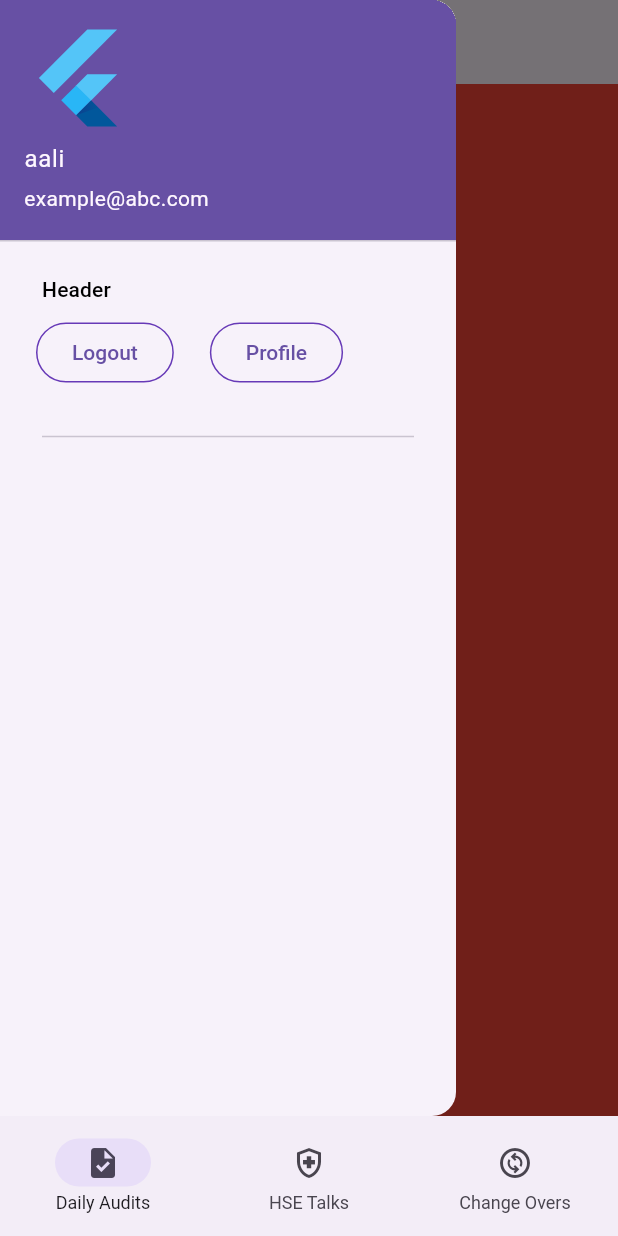
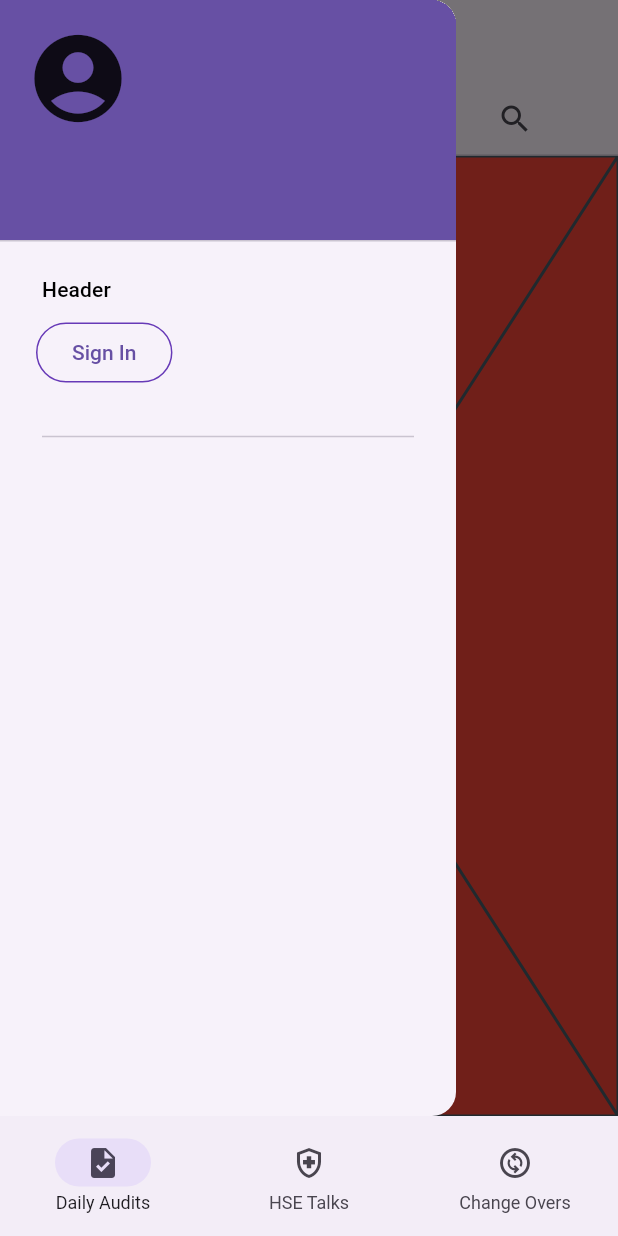
Before and after one commit to ashiqaliaslam/plant-ops-tracker, a Flutter app: the screen it shows after launch, with the side drawer open, on a phone screen of 412 x 824 dp. Run offline on Flutter 3.47's test engine with Material 2 defaults, Android fonts, the phone set to English and light mode, and no system bars; our stand-ins replace cloud_firestore, firebase_auth, firebase_core, go_router, google_fonts, hooks_riverpod; missing offline and left inert: firebase_ui_auth; accounts and stored records are empty.

Commit message:
login logout working

```diff
--- a/lib/app.dart
+++ b/lib/app.dart
@@ -7,7 +7,7 @@ import 'package:plant_ops_tracker/views/tabs/audit_list_view.dart';
 import 'package:plant_ops_tracker/views/tabs/changeover_list_view.dart';
 import 'package:plant_ops_tracker/views/tabs/talk_list_view.dart';
 
-import 'views/profile_view.dart';
+import 'views/user/profile_view.dart';
 import 'views/login/login_view.dart';
 
 class App extends StatelessWidget {
--- a/lib/state/auth/app_state.dart
+++ b/lib/state/auth/app_state.dart
@@ -1,164 +1,164 @@
-// Copyright 2022 The Flutter Authors. All rights reserved.
-// Use of this source code is governed by a BSD-style license that can be
-// found in the LICENSE file.
+// // Copyright 2022 The Flutter Authors. All rights reserved.
+// // Use of this source code is governed by a BSD-style license that can be
+// // found in the LICENSE file.
 
-import 'dart:async';
+// import 'dart:async';
 
-import 'package:firebase_auth/firebase_auth.dart'
-    hide EmailAuthProvider, PhoneAuthProvider;
-import 'package:flutter/material.dart';
-import 'package:hooks_riverpod/hooks_riverpod.dart';
+// import 'package:firebase_auth/firebase_auth.dart'
+//     hide EmailAuthProvider, PhoneAuthProvider;
+// import 'package:flutter/material.dart';
+// import 'package:hooks_riverpod/hooks_riverpod.dart';
 
-final appStateProvider =
-    ChangeNotifierProvider<ApplicationState>((ref) => ApplicationState());
+// final appStateProvider =
+//     ChangeNotifierProvider<ApplicationState>((ref) => ApplicationState());
 
-class ApplicationState extends ChangeNotifier {
-  // ApplicationState() {
-  //   // init();
-  // }
+// class ApplicationState extends ChangeNotifier {
+//   // ApplicationState() {
+//   //   // init();
+//   // }
 
-  final bool _loggedIn = false;
+//   final bool _loggedIn = false;
 
-  bool get loggedIn => _loggedIn;
+//   bool get loggedIn => _loggedIn;
 
-  final bool _emailVerified = false;
+//   final bool _emailVerified = false;
 
-  bool get emailVerified => _emailVerified;
+//   bool get emailVerified => _emailVerified;
 
-  // StreamSubscription<QuerySnapshot>? _guestBookSubscription;
-  // List<GuestBookMessage> _guestBookMessages = [];
+//   // StreamSubscription<QuerySnapshot>? _guestBookSubscription;
+//   // List<GuestBookMessage> _guestBookMessages = [];
 
-  // List<GuestBookMessage> get guestBookMessages => _guestBookMessages;
+//   // List<GuestBookMessage> get guestBookMessages => _guestBookMessages;
 
-  // int _attendees = 0;
+//   // int _attendees = 0;
 
-  // int get attendees => _attendees;
+//   // int get attendees => _attendees;
 
-  // static Map<String, dynamic> defaultValues = <String, dynamic>{
-  //   'event_date': 'October 18, 2022',
-  //   'enable_free_swag': false,
-  //   'call_to_action': 'Join us for a day full of Firebase Workshops and Pizza!',
-  // };
+//   // static Map<String, dynamic> defaultValues = <String, dynamic>{
+//   //   'event_date': 'October 18, 2022',
+//   //   'enable_free_swag': false,
+//   //   'call_to_action': 'Join us for a day full of Firebase Workshops and Pizza!',
+//   // };
 
-  // ignoring lints on these fields since we are modifying them in a different
-  // part of the codelab
-  // ignore: prefer_final_fields
-  // bool _enableFreeSwag = defaultValues['enable_free_swag'] as bool;
+//   // ignoring lints on these fields since we are modifying them in a different
+//   // part of the codelab
+//   // ignore: prefer_final_fields
+//   // bool _enableFreeSwag = defaultValues['enable_free_swag'] as bool;
 
-  // bool get enableFreeSwag => _enableFreeSwag;
+//   // bool get enableFreeSwag => _enableFreeSwag;
 
-  // // ignore: prefer_final_fields
-  // String _eventDate = defaultValues['event_date'] as String;
+//   // // ignore: prefer_final_fields
+//   // String _eventDate = defaultValues['event_date'] as String;
 
-  // String get eventDate => _eventDate;
+//   // String get eventDate => _eventDate;
 
-  // // ignore: prefer_final_fields
-  // String _callToAction = defaultValues['call_to_action'] as String;
+//   // // ignore: prefer_final_fields
+//   // String _callToAction = defaultValues['call_to_action'] as String;
 
-  // String get callToAction => _callToAction;
+//   // String get callToAction => _callToAction;
 
-  // Attending _attending = Attending.unknown;
-  // StreamSubscription<DocumentSnapshot>? _attendingSubscription;
+//   // Attending _attending = Attending.unknown;
+//   // StreamSubscription<DocumentSnapshot>? _attendingSubscription;
 
-  // Attending get attending => _attending;
+//   // Attending get attending => _attending;
 
-  // set attending(Attending attending) {
-  //   final userDoc = FirebaseFirestore.instance
-  //       .collection('attendees')
-  //       .doc(FirebaseAuth.instance.currentUser!.uid);
-  //   if (attending == Attending.yes) {
-  //     userDoc.set(<String, dynamic>{'attending': true});
-  //   } else {
-  //     userDoc.set(<String, dynamic>{'attending': false});
-  //   }
-  // }
+//   // set attending(Attending attending) {
+//   //   final userDoc = FirebaseFirestore.instance
+//   //       .collection('attendees')
+//   //       .doc(FirebaseAuth.instance.currentUser!.uid);
+//   //   if (attending == Attending.yes) {
+//   //     userDoc.set(<String, dynamic>{'attending': true});
+//   //   } else {
+//   //     userDoc.set(<String, dynamic>{'attending': false});
+//   //   }
+//   // }
 
-  // Future<void> init() async {
-  //   await Firebase.initializeApp(
-  //       options: DefaultFirebaseOptions.currentPlatform);
+//   // Future<void> init() async {
+//   //   await Firebase.initializeApp(
+//   //       options: DefaultFirebaseOptions.currentPlatform);
 
-  //   FirebaseUIAuth.configureProviders([
-  //     EmailAuthProvider(),
-  //   ]);
+//   //   FirebaseUIAuth.configureProviders([
+//   //     EmailAuthProvider(),
+//   //   ]);
 
-  //   FirebaseFirestore.instance
-  //       .collection('attendees')
-  //       .where('attending', isEqualTo: true)
-  //       .snapshots()
-  //       .listen((snapshot) {
-  //     _attendees = snapshot.docs.length;
-  //     notifyListeners();
-  //   });
+//   //   FirebaseFirestore.instance
+//   //       .collection('attendees')
+//   //       .where('attending', isEqualTo: true)
+//   //       .snapshots()
+//   //       .listen((snapshot) {
+//   //     _attendees = snapshot.docs.length;
+//   //     notifyListeners();
+//   //   });
 
-  //   FirebaseAuth.instance.userChanges().listen((user) {
-  //     if (user != null) {
-  //       _loggedIn = true;
-  //       _emailVerified = user.emailVerified;
-  //       _guestBookSubscription = FirebaseFirestore.instance
-  //           .collection('guestbook')
-  //           .orderBy('timestamp', descending: true)
-  //           .snapshots()
-  //           .listen((snapshot) {
-  //         _guestBookMessages = [];
-  //         for (final document in snapshot.docs) {
-  //           _guestBookMessages.add(
-  //             GuestBookMessage(
-  //               name: document.data()['name'] as String,
-  //               message: document.data()['text'] as String,
-  //             ),
-  //           );
-  //         }
-  //         notifyListeners();
-  //       });
-  //       _attendingSubscription = FirebaseFirestore.instance
-  //           .collection('attendees')
-  //           .doc(user.uid)
-  //           .snapshots()
-  //           .listen((snapshot) {
-  //         if (snapshot.data() != null) {
-  //           if (snapshot.data()!['attending'] as bool) {
-  //             _attending = Attending.yes;
-  //           } else {
-  //             _attending = Attending.no;
-  //           }
-  //         } else {
-  //           _attending = Attending.unknown;
-  //         }
-  //         notifyListeners();
-  //       });
-  //     } else {
-  //       _loggedIn = false;
-  //       _emailVerified = false;
-  //       _guestBookMessages = [];
-  //       _guestBookSubscription?.cancel();
-  //       _attendingSubscription?.cancel();
-  //     }
-  //     notifyListeners();
-  //   });
-  // }
+//   //   FirebaseAuth.instance.userChanges().listen((user) {
+//   //     if (user != null) {
+//   //       _loggedIn = true;
+//   //       _emailVerified = user.emailVerified;
+//   //       _guestBookSubscription = FirebaseFirestore.instance
+//   //           .collection('guestbook')
+//   //           .orderBy('timestamp', descending: true)
+//   //           .snapshots()
+//   //           .listen((snapshot) {
+//   //         _guestBookMessages = [];
+//   //         for (final document in snapshot.docs) {
+//   //           _guestBookMessages.add(
+//   //             GuestBookMessage(
+//   //               name: document.data()['name'] as String,
+//   //               message: document.data()['text'] as String,
+//   //             ),
+//   //           );
+//   //         }
+//   //         notifyListeners();
+//   //       });
+//   //       _attendingSubscription = FirebaseFirestore.instance
+//   //           .collection('attendees')
+//   //           .doc(user.uid)
+//   //           .snapshots()
+//   //           .listen((snapshot) {
+//   //         if (snapshot.data() != null) {
+//   //           if (snapshot.data()!['attending'] as bool) {
+//   //             _attending = Attending.yes;
+//   //           } else {
+//   //             _attending = Attending.no;
+//   //           }
+//   //         } else {
+//   //           _attending = Attending.unknown;
+//   //         }
+//   //         notifyListeners();
+//   //       });
+//   //     } else {
+//   //       _loggedIn = false;
+//   //       _emailVerified = false;
+//   //       _guestBookMessages = [];
+//   //       _guestBookSubscription?.cancel();
+//   //       _attendingSubscription?.cancel();
+//   //     }
+//   //     notifyListeners();
+//   //   });
+//   // }
 
-  Future<void> refreshLoggedInUser() async {
-    final currentUser = FirebaseAuth.instance.currentUser;
+//   Future<void> refreshLoggedInUser() async {
+//     final currentUser = FirebaseAuth.instance.currentUser;
 
-    if (currentUser == null) {
-      return;
-    }
+//     if (currentUser == null) {
+//       return;
+//     }
 
-    await currentUser.reload();
-  }
+//     await currentUser.reload();
+//   }
 
-  // Future<DocumentReference> addMessageToGuestBook(String message) {
-  //   if (!_loggedIn) {
-  //     throw Exception('Must be logged in');
-  //   }
+//   // Future<DocumentReference> addMessageToGuestBook(String message) {
+//   //   if (!_loggedIn) {
+//   //     throw Exception('Must be logged in');
+//   //   }
 
-  //   return FirebaseFirestore.instance
-  //       .collection('guestbook')
-  //       .add(<String, dynamic>{
-  //     'text': message,
-  //     'timestamp': DateTime.now().millisecondsSinceEpoch,
-  //     'name': FirebaseAuth.instance.currentUser!.displayName,
-  //     'userId': FirebaseAuth.instance.currentUser!.uid,
-  //   });
-  // }
-}
+//   //   return FirebaseFirestore.instance
+//   //       .collection('guestbook')
+//   //       .add(<String, dynamic>{
+//   //     'text': message,
+//   //     'timestamp': DateTime.now().millisecondsSinceEpoch,
+//   //     'name': FirebaseAuth.instance.currentUser!.displayName,
+//   //     'userId': FirebaseAuth.instance.currentUser!.uid,
+//   //   });
+//   // }
+// }
--- a/lib/state/auth/auth_function.dart
+++ /dev/null
@@ -1,53 +0,0 @@
-import 'package:flutter/material.dart';
-import 'package:go_router/go_router.dart';
-import 'package:plant_ops_tracker/views/widgets/styled_button.dart';
-
-class AuthFunc extends StatelessWidget {
-  const AuthFunc({
-    super.key,
-    required this.loggedIn,
-    required this.signOut,
-    this.enableFreeSwag = false,
-  });
-
-  final bool loggedIn;
-  final void Function() signOut;
-  final bool enableFreeSwag;
-
-  @override
-  Widget build(BuildContext context) {
-    return Row(
-      children: [
-        Padding(
-          padding: const EdgeInsets.only(left: 24, bottom: 8),
-          child: StyledButton(
-              onPressed: () {
-                !loggedIn ? context.push('/sign-in') : signOut();
-              },
-              child: !loggedIn ? const Text('Sign In') : const Text('Logout')),
-        ),
-        Visibility(
-            visible: loggedIn,
-            child: Padding(
-              padding: const EdgeInsets.only(left: 24, bottom: 8),
-              child: StyledButton(
-                  onPressed: () {
-                    context.push('/profile');
-                  },
-                  child: const Text('Profile')),
-            )),
-        // Visibility(
-        //   visible: enableFreeSwag,
-        //   child: Padding(
-        //     padding: const EdgeInsets.only(left: 24, bottom: 8),
-        //     child: StyledButton(
-        //         onPressed: () {
-        //           throw Exception('free swag unimplemented');
-        //         },
-        //         child: const Text('Free swag!')),
-        //   ),
-        // ),
-      ],
-    );
-  }
-}
--- /dev/null
+++ b/lib/state/auth/buttons.dart
@@ -0,0 +1,70 @@
+import 'package:flutter/material.dart';
+import 'package:go_router/go_router.dart';
+import 'package:plant_ops_tracker/views/widgets/styled_button.dart';
+
+class AuthFunc extends StatelessWidget {
+  const AuthFunc({
+    super.key,
+    required this.loggedIn,
+    required this.signOut,
+  });
+
+  final bool loggedIn;
+  final void Function() signOut;
+
+  @override
+  Widget build(BuildContext context) {
+    return Row(
+      children: [
+        LoginLogoutButton(loggedIn: loggedIn, signOut: signOut),
+        ProfileButton(loggedIn: loggedIn),
+      ],
+    );
+  }
+}
+
+class LoginLogoutButton extends StatelessWidget {
+  const LoginLogoutButton({
+    super.key,
+    required this.loggedIn,
+    required this.signOut,
+  });
+
+  final bool loggedIn;
+  final void Function() signOut;
+
+  @override
+  Widget build(BuildContext context) {
+    return Padding(
+      padding: const EdgeInsets.only(left: 24, bottom: 8),
+      child: StyledButton(
+          onPressed: () {
+            !loggedIn ? context.push('/sign-in') : signOut();
+          },
+          child: !loggedIn ? const Text('Sign In') : const Text('Logout')),
+    );
+  }
+}
+
+class ProfileButton extends StatelessWidget {
+  const ProfileButton({
+    super.key,
+    required this.loggedIn,
+  });
+
+  final bool loggedIn;
+
+  @override
+  Widget build(BuildContext context) {
+    return Visibility(
+        visible: loggedIn,
+        child: Padding(
+          padding: const EdgeInsets.only(left: 24, bottom: 8),
+          child: StyledButton(
+              onPressed: () {
+                context.push('/profile');
+              },
+              child: const Text('Profile')),
+        ));
+  }
+}
--- a/lib/state/auth/notifiers/app_state.dart
+++ b/lib/state/auth/notifiers/app_state.dart
@@ -1,34 +1,104 @@
+import 'dart:async';
+
 import 'package:firebase_auth/firebase_auth.dart'
     hide EmailAuthProvider, PhoneAuthProvider;
-import 'package:firebase_core/firebase_core.dart';
 import 'package:firebase_ui_auth/firebase_ui_auth.dart';
-import 'package:flutter/material.dart';
-import 'package:plant_ops_tracker/firebase_options.dart';
+import 'package:hooks_riverpod/hooks_riverpod.dart';
 
-class ApplicationState extends ChangeNotifier {
-  ApplicationState() {
+final applicationStateProvider =
+    StateNotifierProvider<ApplicationState, ApplicationStateData>(
+        (ref) => ApplicationState());
+
+class ApplicationStateData {
+  final bool loggedIn;
+  final bool emailVerified;
+  final String username;
+  final String email;
+  final String photoURL;
+
+  ApplicationStateData(
+      {required this.loggedIn,
+      required this.emailVerified,
+      this.username = '',
+      this.email = '',
+      this.photoURL = ''});
+}
+
+class ApplicationState extends StateNotifier<ApplicationStateData> {
+  ApplicationState()
+      : super(ApplicationStateData(loggedIn: false, emailVerified: false)) {
     init();
   }
 
-  final bool _loggedIn = false;
-  bool get loggedIn => _loggedIn;
+  Future<void> init() async {
+    FirebaseUIAuth.configureProviders([
+      EmailAuthProvider(),
+      // GoogleAuthProvider(),
+    ]);
 
-  final bool _emailVerified = false;
-  bool get emailVerified => _emailVerified;
+    FirebaseAuth.instance.userChanges().listen((user) {
+      if (user != null) {
+        state = ApplicationStateData(
+          loggedIn: true,
+          emailVerified: true,
+          username: user.displayName ?? '',
+          email: user.email ?? '',
+          photoURL: user.photoURL ?? '',
+        );
+      } else {
+        state = ApplicationStateData(
+          loggedIn: false,
+          emailVerified: false,
+        );
+      }
+    });
+  }
 
-  Future<void> init() async {
-    await Firebase.initializeApp(
-        options: DefaultFirebaseOptions.currentPlatform);
+  Future<void> refreshLoggedInUser() async {
+    final currentUser = FirebaseAuth.instance.currentUser;
 
-    FirebaseUIAuth.configureProviders([EmailAuthProvider()]);
+    if (currentUser == null) {
+      return;
+    }
 
-    Future<void> refreshLoggedInUser() async {
-      final currentUser = FirebaseAuth.instance.currentUser;
-
-      if (currentUser == null) {
-        return;
-      }
-      await currentUser.reload();
-    }
+    await currentUser.reload();
   }
 }
+
+// class ApplicationState extends ChangeNotifier {
+//   ApplicationState() {
+//     init();
+//   }
+
+//   bool loggedIn = false;
+
+//   bool emailVerified = false;
+
+//   Future<void> init() async {
+//     FirebaseUIAuth.configureProviders([
+//       EmailAuthProvider(),
+//     ]);
+
+//     FirebaseAuth.instance.userChanges().listen((user) {
+//       if (user != null) {
+//         loggedIn = true;
+//         emailVerified = true;
+//         notifyListeners();
+//       } else {
+//         loggedIn = false;
+//         emailVerified = false;
+//         notifyListeners();
+//       }
+//     });
+//   }
+
+//   Future<void> refreshLoggedInUser() async {
+//     final currentUser = FirebaseAuth.instance.currentUser;
+
+//     if (currentUser == null) {
+//       return;
+//     }
+
+//     await currentUser.reload();
+//   }
+// }
--- a/lib/views/home_page_view.dart
+++ b/lib/views/home_page_view.dart
@@ -1,11 +1,11 @@
 import 'package:firebase_auth/firebase_auth.dart'
     hide EmailAuthProvider, PhoneAuthProvider;
 import 'package:flutter/material.dart';
+import 'package:plant_ops_tracker/state/auth/notifiers/app_state.dart';
 import 'package:plant_ops_tracker/views/widgets/icon_and_detail.dart';
 import 'package:plant_ops_tracker/views/widgets/styled_button.dart';
 import 'package:plant_ops_tracker/state/models/time_notifier.dart';
 
-import '../state/auth/app_state.dart';
 import 'login/logged_in_view.dart';
 import 'package:hooks_riverpod/hooks_riverpod.dart';
 
@@ -14,7 +14,7 @@ class HomePageView extends ConsumerWidget {
 
   @override
   Widget build(BuildContext context, WidgetRef ref) {
-    final appState = ref.watch(appStateProvider);
+    final appState = ref.watch(applicationStateProvider);
     return Scaffold(
       appBar: AppBar(
         leading: Image.asset(
--- a/lib/views/navigation/navigation_drawer.dart
+++ b/lib/views/navigation/navigation_drawer.dart
@@ -1,9 +1,13 @@
 import 'package:firebase_auth/firebase_auth.dart';
+import 'package:firebase_ui_auth/firebase_ui_auth.dart';
 import 'package:flutter/material.dart';
 import 'package:hooks_riverpod/hooks_riverpod.dart';
 import 'package:plant_ops_tracker/state/auth/app_state.dart';
-import 'package:plant_ops_tracker/state/auth/auth_function.dart';
+import 'package:plant_ops_tracker/state/auth/buttons.dart';
+import 'package:plant_ops_tracker/state/auth/notifiers/app_state.dart';
 
+/// [Flutter Navigation with Router Go, article]
+// https://www.rootstrap.com/blog/flutter-navigation-with-router-go
 class AppDrawer extends ConsumerWidget {
   //  AppDrawer({
   //   Key? key,
@@ -14,16 +18,34 @@ class AppDrawer extends ConsumerWidget {
   // final GlobalKey<ScaffoldState> scaffoldKey = GlobalKey<ScaffoldState>();
   @override
   Widget build(BuildContext context, WidgetRef ref) {
-    final appState = ref.watch(appStateProvider);
+    // final appState = ref.watch(appStateProvider);
+    final appState = ref.watch(applicationStateProvider);
     return NavigationDrawer(
       // onDestinationSelected: (int index) =>
       //     _onDestinationSelected(context, index),
       // selectedIndex: _calculateSelectedIndex(context),
       children: [
-        const UserAccountsDrawerHeader(
-          accountName: Text('aali'),
-          accountEmail: Text('example@abc.com'),
-          currentAccountPicture: FlutterLogo(),
+        UserAccountsDrawerHeader(
+          accountName: Text(appState.username),
+          accountEmail: Text(appState.email),
+          currentAccountPicture: appState.photoURL.isNotEmpty
+              ? CircleAvatar(
+                  backgroundImage: NetworkImage(appState.photoURL),
+                )
+              : const Icon(
+                  Icons.account_circle,
+                  size: 70,
+                ),
+
+          // ? CircleAvatar(
+          //     backgroundImage: NetworkImage(appState.photoURL),
+          //   )
+          // : const CircleAvatar(
+          //     child: Icon(
+          //       Icons.account_circle,
+          //       size: 70,
+          //     ),
+          //   ),
         ),
         Padding(
           padding: const EdgeInsets.fromLTRB(28, 16, 16, 10),
@@ -44,10 +66,19 @@ class AppDrawer extends ConsumerWidget {
         // ),
         Consumer(
           builder: (context, ref, _) {
-            return AuthFunc(
-              loggedIn: !appState.loggedIn,
-              signOut: () => FirebaseAuth.instance.signOut(),
+            return Row(
+              children: [
+                LoginLogoutButton(
+                  loggedIn: appState.loggedIn,
+                  signOut: () => FirebaseAuth.instance.signOut(),
+                ),
+                ProfileButton(loggedIn: appState.loggedIn),
+              ],
             );
+            // return AuthFunc(
+            //   loggedIn: appState.loggedIn,
+            //   signOut: () => FirebaseAuth.instance.signOut(),
+            // );
           },
         ),
         // Consumer<ApplicationState>(
--- a/lib/views/navigation/scaffold_with_navbar.dart
+++ b/lib/views/navigation/scaffold_with_navbar.dart
@@ -30,7 +30,6 @@ class _ScaffoldWithNavgationBarState extends State<ScaffoldWithNavgationBar> {
         selectedIndex: widget.navigationShell.currentIndex,
         onDestinationSelected: (int index) =>
             _onDestinationSelected(context, index),
-        // onDestinationSelected: _onDestinationSelected123,
         destinations:
             DestinationList.allDestinations.map((Destination destination) {
           return NavigationDestination(
--- a/lib/views/tabs/audit_list_view.dart
+++ b/lib/views/tabs/audit_list_view.dart
@@ -1,5 +1,8 @@
 import 'package:flutter/material.dart';
 import 'package:plant_ops_tracker/views/navigation/navigation_drawer.dart';
+import 'package:plant_ops_tracker/views/tabs/audits/current_audits.dart';
+import 'package:plant_ops_tracker/views/tabs/audits/custom_search_audits.dart';
+import 'package:plant_ops_tracker/views/tabs/audits/today_audits.dart';
 
 class AuditListView extends StatefulWidget {
   const AuditListView({
@@ -13,14 +16,31 @@ class AuditListView extends StatefulWidget {
 class _AuditListViewState extends State<AuditListView> {
   @override
   Widget build(BuildContext context) {
-    return Scaffold(
-      appBar: AppBar(
-        title: const Text('Daily Audits'),
+    return DefaultTabController(
+      length: 3,
+      child: Scaffold(
+        appBar: AppBar(
+          title: const Text('Daily Audits'),
+          bottom: const TabBar(
+            tabs: [
+              Tab(icon: Icon(Icons.today)),
+              Tab(icon: Icon(Icons.calendar_month)),
+              Tab(icon: Icon(Icons.search)),
+            ],
+          ),
+        ),
+        // body: const Text('Daily Audits'),
+        body: const TabBarView(
+          children: [
+            CurrentAuditsView(),
+            TodayAuditsView(),
+            CustomSearchAuditsView(),
+          ],
+        ),
+        drawer: const AppDrawer(),
+        // endDrawer: ,
+        backgroundColor: Colors.red,
       ),
-      body: const Text('Audit List View'),
-      drawer: const AppDrawer(),
-      // endDrawer: ,
-      backgroundColor: Colors.red,
     );
   }
 }
--- /dev/null
+++ b/lib/views/tabs/audits/current_audits.dart
@@ -0,0 +1,10 @@
+import 'package:flutter/material.dart';
+
+class CurrentAuditsView extends StatelessWidget {
+  const CurrentAuditsView({super.key});
+
+  @override
+  Widget build(BuildContext context) {
+    return const Placeholder();
+  }
+}
```
Also changed, not shown: lib/views/tabs/audits/custom_search_audits.dart (added, +10 -0 lines), lib/views/tabs/audits/today_audits.dart (added, +10 -0 lines), lib/views/user/profile_view.dart (renamed from lib/views/profile_view.dart, +4 -3 lines), lib/state/authentication/models/auth_result.dart (added).
